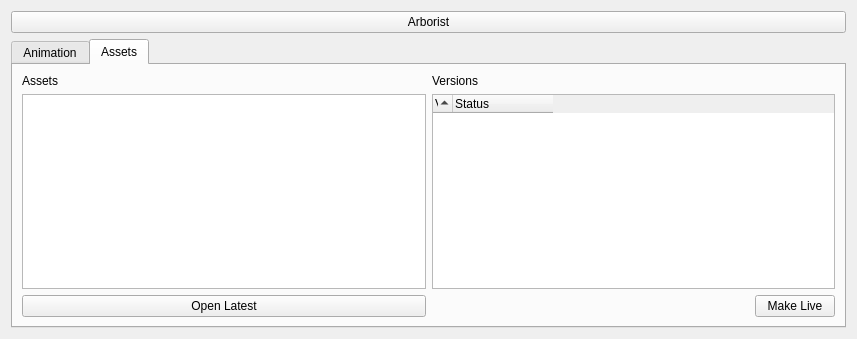
Before: the Qt Designer form src/calabash/scripts/pipeman/pipeman_ui.ui in thomasjmoore/Calabash-Tools, drawn with Qt 5.
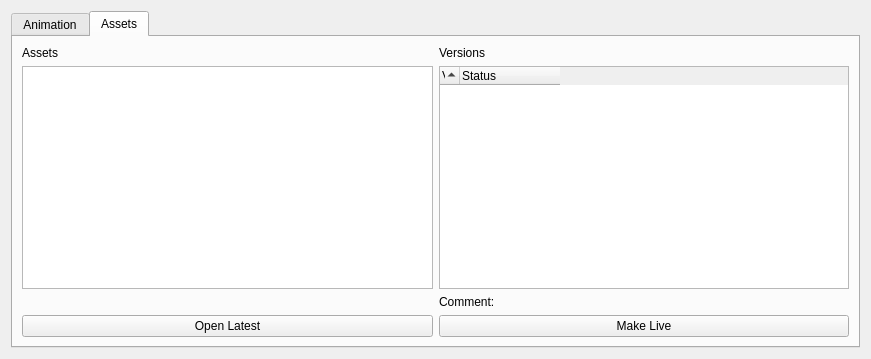
After: the same form once the commit is applied. The open tabs and pages were chosen to show the change. Icons and pictures are not drawn.

Commit message: overscan tool, ability to sort assets and shots

What changed in the file:
```diff
--- a/src/calabash/scripts/pipeman/pipeman_ui.ui
+++ b/src/calabash/scripts/pipeman/pipeman_ui.ui
@@ -6,8 +6,8 @@
    <rect>
     <x>0</x>
     <y>0</y>
-    <width>857</width>
-    <height>339</height>
+    <width>871</width>
+    <height>359</height>
    </rect>
   </property>
   <property name="windowTitle">
@@ -18,7 +18,7 @@
     <normaloff>pipeman1.gif</normaloff>pipeman1.gif</iconset>
   </property>
   <layout class="QGridLayout" name="gridLayout">
-   <item row="2" column="0">
+   <item row="1" column="0">
     <widget class="QTabWidget" name="tabWidget_pipeman">
      <property name="currentIndex">
       <number>0</number>
@@ -170,6 +170,37 @@
           <layout class="QVBoxLayout" name="verticalLayout">
            <item>
             <layout class="QGridLayout" name="gridLayout_4">
+             <item row="1" column="0">
+              <layout class="QVBoxLayout" name="verticalLayout_3">
+               <item>
+                <widget class="QTreeWidget" name="treeWidget_assets">
+                 <property name="minimumSize">
+                  <size>
+                   <width>0</width>
+                   <height>0</height>
+                  </size>
+                 </property>
+                 <property name="editTriggers">
+                  <set>QAbstractItemView::NoEditTriggers</set>
+                 </property>
+                 <property name="sortingEnabled">
+                  <bool>true</bool>
+                 </property>
+                 <property name="animated">
+                  <bool>true</bool>
+                 </property>
+                 <property name="headerHidden">
+                  <bool>true</bool>
+                 </property>
+                 <column>
+                  <property name="text">
+                   <string>Type</string>
+                  </property>
+                 </column>
+                </widget>
+               </item>
+              </layout>
+             </item>
              <item row="0" column="1">
               <layout class="QHBoxLayout" name="horizontalLayout_10">
                <item>
@@ -181,18 +212,12 @@
                </item>
               </layout>
              </item>
-             <item row="1" column="0">
-              <layout class="QVBoxLayout" name="verticalLayout_3">
+             <item row="3" column="0">
+              <layout class="QHBoxLayout" name="horizontalLayout_9">
                <item>
-                <widget class="QListWidget" name="listWidget_assets">
-                 <property name="minimumSize">
-                  <size>
-                   <width>0</width>
-                   <height>0</height>
-                  </size>
-                 </property>
-                 <property name="sortingEnabled">
-                  <bool>true</bool>
+                <widget class="QPushButton" name="pushButton_asset_openlatest">
+                 <property name="text">
+                  <string>Open Latest</string>
                  </property>
                 </widget>
                </item>
@@ -224,7 +249,13 @@
                   <number>10</number>
                  </property>
                  <property name="itemsExpandable">
-                  <bool>false</bool>
+                  <bool>true</bool>
+                 </property>
+                 <property name="sortingEnabled">
+                  <bool>true</bool>
+                 </property>
+                 <property name="animated">
+                  <bool>true</bool>
                  </property>
                  <property name="wordWrap">
                   <bool>true</bool>
@@ -280,32 +311,8 @@
                </item>
               </layout>
              </item>
-             <item row="2" column="0">
-              <layout class="QHBoxLayout" name="horizontalLayout_9">
-               <item>
-                <widget class="QPushButton" name="pushButton_asset_openlatest">
-                 <property name="text">
-                  <string>Open Latest</string>
-                 </property>
-                </widget>
-               </item>
-              </layout>
-             </item>
-             <item row="2" column="1">
+             <item row="3" column="1">
               <layout class="QHBoxLayout" name="horizontalLayout_3">
-               <item>
-                <spacer name="horizontalSpacer_4">
-                 <property name="orientation">
-                  <enum>Qt::Horizontal</enum>
-                 </property>
-                 <property name="sizeHint" stdset="0">
-                  <size>
-                   <width>40</width>
-                   <height>20</height>
-                  </size>
-                 </property>
-                </spacer>
-               </item>
                <item>
                 <widget class="QPushButton" name="pushButton_makelive">
                  <property name="text">
@@ -315,6 +322,36 @@
                </item>
               </layout>
              </item>
+             <item row="2" column="1">
+              <layout class="QHBoxLayout" name="horizontalLayout_12">
+               <item>
+                <widget class="QLabel" name="label_6">
+                 <property name="sizePolicy">
+                  <sizepolicy hsizetype="Fixed" vsizetype="Preferred">
+                   <horstretch>0</horstretch>
+                   <verstretch>0</verstretch>
+                  </sizepolicy>
+                 </property>
+                 <property name="text">
+                  <string>Comment:</string>
+                 </property>
+                </widget>
+               </item>
+               <item>
+                <widget class="QLabel" name="comment_asset">
+                 <property name="text">
+                  <string/>
+                 </property>
+                 <property name="textFormat">
+                  <enum>Qt::PlainText</enum>
+                 </property>
+                 <property name="wordWrap">
+                  <bool>true</bool>
+                 </property>
+                </widget>
+               </item>
+              </layout>
+             </item>
             </layout>
            </item>
           </layout>
@@ -325,21 +362,6 @@
      </widget>
     </widget>
    </item>
-   <item row="0" column="0">
-    <layout class="QVBoxLayout" name="verticalLayout_2">
-     <item>
-      <layout class="QHBoxLayout" name="horizontalLayout_11">
-       <item>
-        <widget class="QPushButton" name="pushButton">
-         <property name="text">
-          <string>Arborist</string>
-         </property>
-        </widget>
-       </item>
-      </layout>
-     </item>
-    </layout>
-   </item>
   </layout>
  </widget>
  <resources/>
```
Left out of the diff: 88 changed lines with no effect on the pictures. The commit also changes 7 other files.
